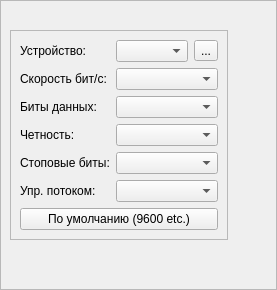
RinatB2017/mega_GIT, file Qt/lib2/serial5/serialbox5/src/ui/serialbox5.ui: the form before one commit.
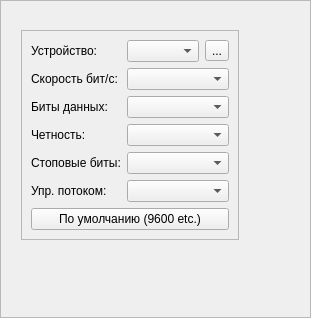
The form after the commit. Icons and pictures are not drawn.

```diff
--- a/Qt/lib2/serial5/serialbox5/src/ui/serialbox5.ui
+++ b/Qt/lib2/serial5/serialbox5/src/ui/serialbox5.ui
@@ -2,6 +2,14 @@
 <ui version="4.0">
  <class>SerialBox5</class>
  <widget class="QWidget" name="SerialBox5">
+  <property name="geometry">
+   <rect>
+    <x>0</x>
+    <y>0</y>
+    <width>311</width>
+    <height>318</height>
+   </rect>
+  </property>
   <layout class="QHBoxLayout" name="horizontalLayout">
    <property name="leftMargin">
     <number>0</number>
```
Left out of the diff: 80 changed lines with no effect on the pictures.
